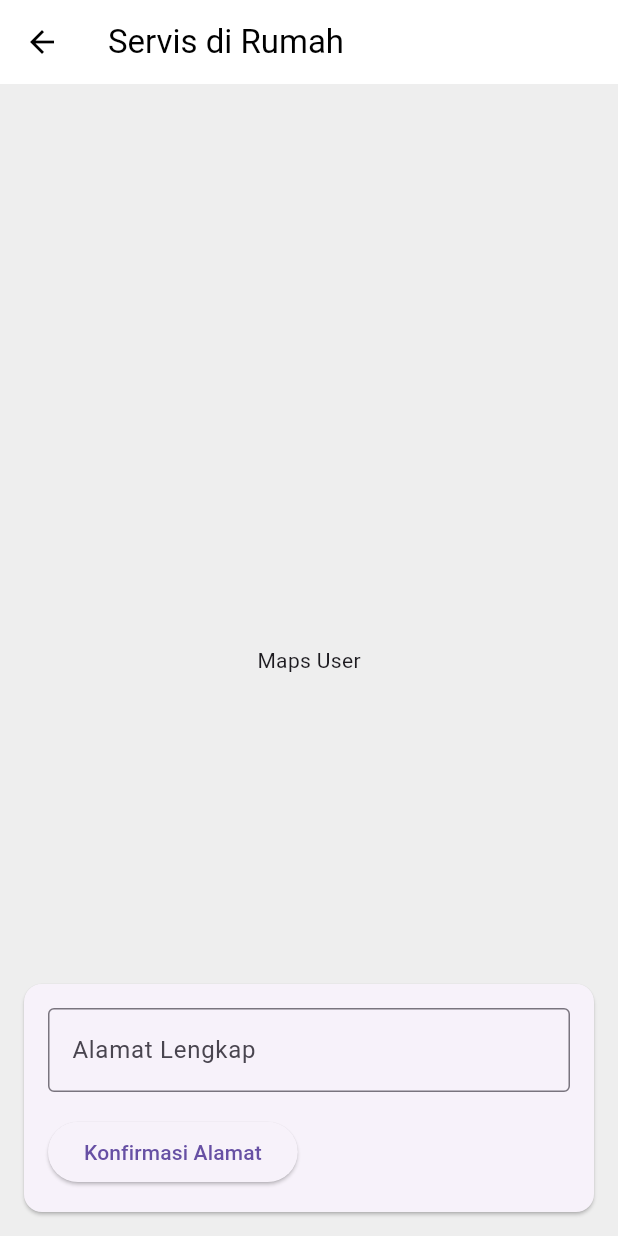
After one commit to Fadhil-AS/MontirKu, a Flutter app: the ServiceAtHomePage screen opened directly, on a phone screen of 412 x 824 dp. The commit adds this screen. Run offline on Flutter 3.47's test engine with Material 3 defaults, Android fonts, the phone set to English and light mode, and no system bars; our stand-ins replace image_picker, webview_flutter.

Commit message:
update pelanggan
update tampilan dan link button

```diff
--- a/lib/pages/pelanggan/belanjaPelanggan.dart
+++ b/lib/pages/pelanggan/belanjaPelanggan.dart
@@ -1,5 +1,9 @@
 import 'package:flutter/material.dart';
+<<<<<<< Updated upstream
 import 'package:montirku/Pelanggan/keranjangPelanggan.dart';
+=======
+import 'package:montirku/pages/pelanggan/keranjangPelanggan.dart';
+>>>>>>> Stashed changes
 
 class BelanjaPelanggan extends StatefulWidget {
   @override
--- a/lib/pages/pelanggan/keranjangPelanggan.dart
+++ b/lib/pages/pelanggan/keranjangPelanggan.dart
@@ -1,6 +1,10 @@
 import 'package:flutter/material.dart';
+<<<<<<< Updated upstream
 import 'package:montirku/Pelanggan/belanjaPelanggan.dart';
 
+=======
+import 'package:montirku/pages/pelanggan/belanjaPelanggan.dart';
+>>>>>>> Stashed changes
 
 class KeranjangPelanggan extends StatefulWidget {
   @override
--- /dev/null
+++ b/lib/pages/pelanggan/serviceathomepage.dart
@@ -0,0 +1,80 @@
+import 'package:flutter/material.dart';
+import 'package:montirku/pages/pelanggan/servicedetails.dart';
+
+class ServiceAtHomePage extends StatefulWidget {
+  @override
+  _ServiceAtHomePageState createState() => _ServiceAtHomePageState();
+}
+
+class _ServiceAtHomePageState extends State<ServiceAtHomePage> {
+  final TextEditingController _addressController = TextEditingController();
+
+  @override
+  Widget build(BuildContext context) {
+    return Scaffold(
+      appBar: AppBar(
+        leading: BackButton(color: Colors.black),
+        backgroundColor: Colors.white,
+        elevation: 0,
+        title: Text(
+          'Servis di Rumah',
+          style: TextStyle(color: Colors.black),
+        ),
+      ),
+      body: Column(
+        crossAxisAlignment: CrossAxisAlignment.start,
+        children: [
+          Expanded(
+            child: Stack(
+              children: [
+                Container(
+                  color: Colors.grey[200],
+                  child: Center(
+                    child: Text('Maps User'),
+                  ),
+                ),
+                Positioned(
+                  bottom: 0,
+                  left: 0,
+                  right: 0,
+                  child: Card(
+                    margin: EdgeInsets.all(16.0),
+                    child: Padding(
+                      padding: const EdgeInsets.all(16.0),
+                      child: Column(
+                        mainAxisSize: MainAxisSize.min,
+                        crossAxisAlignment: CrossAxisAlignment.start,
+                        children: [
+                          TextField(
+                            controller: _addressController,
+                            decoration: InputDecoration(
+                              labelText: 'Alamat Lengkap',
+                              hintText: 'Masukkan alamat lengkap Anda',
+                              border: OutlineInputBorder(),
+                            ),
+                          ),
+                          SizedBox(height: 16),
+                          ElevatedButton(
+                            onPressed: () {
+                              Navigator.push(
+                                context,
+                                MaterialPageRoute(
+                                  builder: (context) => ServiceDetailsPage(),
+                                ),
+                              );
+                            },
+                            child: Text('Konfirmasi Alamat'),
+                          ),
+                        ],
+                      ),
+                    ),
+                  ),
+                ),
+              ],
+            ),
+          ),
+        ],
+      ),
+    );
+  }
+}
--- a/pubspec.yaml
+++ b/pubspec.yaml
@@ -24,3 +24,4 @@ flutter:
   assets:
     - assets/images/
     - assets/images/bengkel/
+    - assets/images/pelanggan/
```
Also changed, not shown: lib/pages/pelanggan/beranda.dart (added, +440 -0 lines), lib/pages/pelanggan/riwayatPelanggan.dart (+20 -0 lines), assets/images/pelanggan/profile_pelanggan.jpg (added).
